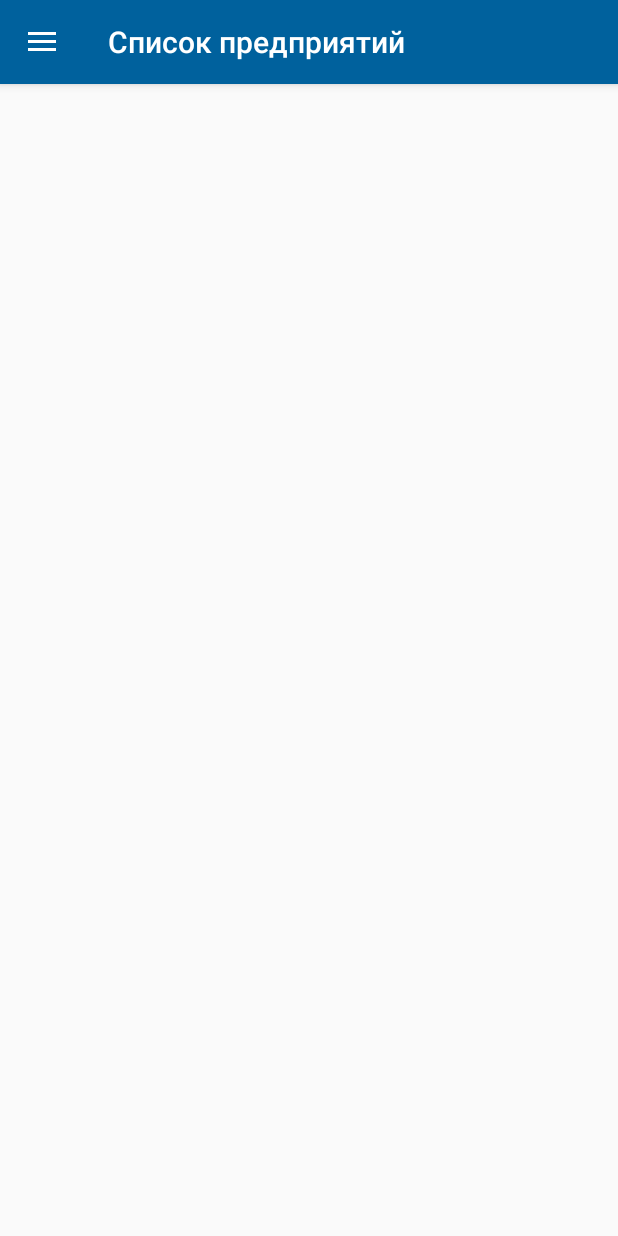
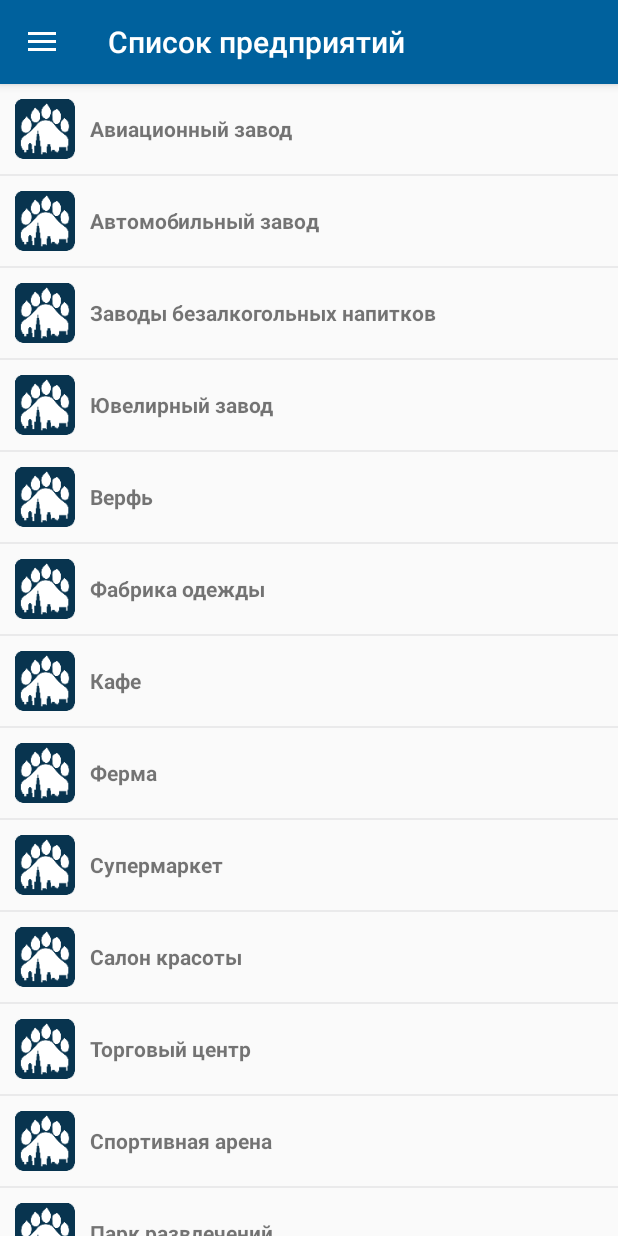
Before and after one commit to RasM24/Archive-Economicus, an Android app: the FactoryActivity screen opened directly, with no data from a screen before it, in the side drawer, after a tap on "Список предприятий", on a phone screen of 412 x 824 dp. Run offline under Robolectric (Android 15) with nearby library versions, the phone set to English and light mode, and no system bars; libraries missing offline, so code that uses them is left out: ru.endroad.arena; pictures from the network do not load; 2 statements that could not run were skipped.

Commit message:
[datasource] Вынес enterpriseData в DataSource

```diff
--- a/app/src/main/java/endroad/dl/App.kt
+++ b/app/src/main/java/endroad/dl/App.kt
@@ -7,7 +7,6 @@ class App : Application() {
 	override fun onCreate() {
 		super.onCreate()
 		FirebaseDatabase.getInstance().setPersistenceEnabled(true)
-		loadEnterpriseArrayFromAssets()
 		loadLinkArrayFromAssets()
 	}
 }
--- a/app/src/main/java/endroad/dl/Data.kt
+++ b/app/src/main/java/endroad/dl/Data.kt
@@ -7,19 +7,8 @@ import endroad.dl.models.Link
 import org.json.JSONArray
 import java.util.*
 
-val databaseReference = FirebaseDatabase.getInstance().reference ?: throw NullPointerException()
-val factoryList = ArrayList<Enterprise>()
+val databaseReference = FirebaseDatabase.getInstance().reference
 val linkList = ArrayList<Link>()
-
-fun Context.loadEnterpriseArrayFromAssets() {
-	runCatching {
-		val jsonArray = JSONArray(getStringFromAssetFile("factory"))
-		factoryList.clear()
-		for (i in 0 until jsonArray.length()) {
-			factoryList.add(Enterprise.fromJSON(jsonArray.getJSONObject(i)))
-		}
-	}
-}
 
 fun Context.loadLinkArrayFromAssets() {
 	runCatching {
--- a/app/src/main/java/endroad/dl/FactoryActivity.kt
+++ b/app/src/main/java/endroad/dl/FactoryActivity.kt
@@ -11,6 +11,7 @@ import android.widget.TextView
 import androidx.recyclerview.widget.DividerItemDecoration
 import androidx.recyclerview.widget.LinearLayoutManager
 import androidx.recyclerview.widget.RecyclerView
+import endroad.dl.data.EnterpriseDataSource
 import endroad.dl.models.Enterprise
 import kotlinx.android.synthetic.main.activity_list.*
 import ru.endroad.arena.data.load
@@ -22,6 +23,8 @@ class FactoryActivity : ActivityExtendNavigation() {
 
 	override val idChecked = R.id.nav_factory
 
+	private val enterpriseDataSource = EnterpriseDataSource()
+
 	override fun onCreate(savedInstanceState: Bundle?) {
 		super.onCreate(savedInstanceState)
 		setContentView(R.layout.activity_list)
@@ -30,7 +33,7 @@ class FactoryActivity : ActivityExtendNavigation() {
 		val linearLayoutManager = LinearLayoutManager(this)
 		recycleList.addItemDecoration(DividerItemDecoration(baseContext, linearLayoutManager.orientation))
 		recycleList.layoutManager = linearLayoutManager
-		recycleList.adapter = FactoryAdapter(factoryList, this)
+		recycleList.adapter = FactoryAdapter(enterpriseDataSource.getList(), this)
 	}
 
 	override fun onClick(view: View) {}
--- a/app/src/main/java/endroad/dl/FactoryInfoActivity.kt
+++ b/app/src/main/java/endroad/dl/FactoryInfoActivity.kt
@@ -3,6 +3,7 @@ package endroad.dl
 import android.app.Activity
 import android.os.Bundle
 import android.text.Html
+import endroad.dl.data.EnterpriseDataSource
 import kotlinx.android.synthetic.main.dialog_factory_info.*
 import ru.endroad.arena.data.load
 
@@ -11,11 +12,14 @@ import ru.endroad.arena.data.load
  */
 class FactoryInfoActivity : Activity() {
 
+	private val enterpriseDataSource = EnterpriseDataSource()
+
 	override fun onCreate(savedInstanceState: Bundle?) {
 		super.onCreate(savedInstanceState)
 		setContentView(R.layout.dialog_factory_info)
 
-		val factory = factoryList[intent.getIntExtra("factoryId", -1)]
+		//TODO нет обработки ошибки NoSuchElementException
+		val factory = enterpriseDataSource.getByPosition(intent.getIntExtra("factoryId", -1))
 
 		text_name.text = factory.name
 		text_information.text = Html.fromHtml(factory.information)
--- a/app/src/main/java/endroad/dl/RatingActivity.kt
+++ b/app/src/main/java/endroad/dl/RatingActivity.kt
@@ -38,10 +38,5 @@ class RatingActivity : ActivityExtendNavigation() {
 		recycleList.adapter = firebaseAdapter
 	}
 
-	override fun onPostResume() {
-		super.onPostResume()
-		loadEnterpriseArrayFromAssets()
-	}
-
 	override fun onClick(view: View) {}
 }
--- /dev/null
+++ b/app/src/main/java/endroad/dl/data/EnterpriseDataSource.kt
@@ -0,0 +1,119 @@
+package endroad.dl.data
+
+import endroad.dl.models.Enterprise
+
+class EnterpriseDataSource {
+
+	private val hardcoreDate = listOf(
+		Enterprise("Авиационный завод",
+				   "\tПроизводство военных и гражданских самолетов. Самолётостроение является одной из наиболее прибыльных и в тоже время дорогих отраслей. Не многие страны мира могут себе позволить разместить данное производство.<br>\n" +
+					   "\t\t<br><b>Количество деталей:</b> 5\n" +
+					   "\t\t<br><b>Приносимая прибыль:</b> 1500\n" +
+					   "\t\t<br><b>Местоположение:</b> Orange District\n" +
+					   "\t\t",
+				   "file:///android_asset/factory_icon/avia.png"),
+		Enterprise("Автомобильный завод", "\tПроизводство легковых автомобилей.\n" +
+			"\t\tАвтомобилестроение одна из самых затратных областей, но она так же способна принести огромную прибыль.<br>\n" +
+			"\t\t<br><b> Количество деталей:</b> 5\n" +
+			"\t\t<br><b> Приносимая прибыль:</b> 1500\n" +
+			"\t\t<br><b> Местоположение : </b> Yellow District\n" +
+			"\t\t", "file:///android_asset/factory_icon/auto.png"),
+		Enterprise("Заводы безалкогольных напитков", "\tПроизводство минеральной и сладкой воды.\n" +
+			"\t\tзавод может стать ведущим в своей отрасли современным и динамичным производством, а ассортимент производимой продукции очень широк.<br>\n" +
+			"\t\t<br><b> Количество деталей:</b> 4\n" +
+			"\t\t<br><b> Приносимая прибыль:</b> 1200\n" +
+			"\t\t<br><b> Местоположение : </b> Green District\n" +
+			"\t\t", "file:///android_asset/factory_icon/liquor.png"),
+		Enterprise("Ювелирный завод", "\tИзготовление ювелирных изделий из золота и серебра.\n" +
+			"\t\tУкрашения на любой случай жизни для женщин и мужчин - это драгоценные изделия различного дизайна на все случаи жизни.Ювелирные изделия Вашего производства всегда будут радовать ваших потребителей, и спрос на ювелирные издели во все времена будет высок.<br>\n" +
+			"\t\t<br><b> Количество деталей:</b> 5\n" +
+			"\t\t<br><b> Приносимая прибыль:</b> 1500\n" +
+			"\t\t<br><b> Местоположение : </b> Red District\n" +
+			"\t\t", "file:///android_asset/factory_icon/jeweler.png"),
+		Enterprise("Верфь", "\tПроизводство грузовых и пассажирских кораблей.\n" +
+			"\t\tПредприятие для постройки и / или ремонта судов и кораблей . Как правило, располагается на берегу океана, моря, реки, озера. Верфь очень выгодное предприятие, не многие государства могут открыть подобное производство по разным причинам, будь то отсутствие подходящего водоема, или нехватка средств. Если вы займетесь постройкой кораблей в своем государстве, то и другие страны начнут делать у вас заказы, что сулит большую прибыль.<br>\n" +
+			"\t\t<br><b> Количество деталей:</b> 5\n" +
+			"\t\t<br><b> Приносимая прибыль:</b> 1500\n" +
+			"\t\t<br><b> Местоположение : </b> Green District\n" +
+			"\t\t", "file:///android_asset/factory_icon/dockyard.png"),
+		Enterprise("Фабрика одежды", "\tПошив модной одежды для населения.\n" +
+			"\t\tЯвляется особо ценным объектом, оснащена современным оборудованием и обладает высокой производительностью. Фабрика способна приносить вам отличную прибыль, ведь модная одежда во все времена пользуется спросом!<br>\n" +
+			"\t\t<br><b> Количество деталей:</b> 4\n" +
+			"\t\t<br><b> Приносимая прибыль:</b> 1200\n" +
+			"\t\t<br><b> Местоположение : </b> Yellow District\n" +
+			"\t\t", "file:///android_asset/factory_icon/clothes.png"),
+		Enterprise("Кафе",
+				   "\tЗначимое мероприятие, праздники или просто обеды, горожане привыкли посещать кафе, чтобы не утруждать себя приготовлением пищи. И именно ваше кафе может стать островком уединения от тяжелого рабочего дня.  Посещение кафе стало хорошей традицией в нашем государстве, столики в кафе пустовать не будут!<br>\n" +
+					   "\t\t<br><b> Количество деталей:</b> 2\n" +
+					   "\t\t<br><b> Приносимая прибыль:</b> 600\n" +
+					   "\t\t<br><b> Местоположение : </b> Green District\n" +
+					   "\t\t",
+				   "file:///android_asset/factory_icon/cafe.png"),
+		Enterprise("Ферма", "\tВыращивание плодово-ягодных культур.\n" +
+			"\t\tФерма удачно расположена на берегу реки, чтоб Вы тратили меньше времени на полив урожая.\n" +
+			"\t\tФерма может поставлять свои товары в кафе и магазины расположенные на острове, в свою очередь вы получаете кругленькую сумму!<br>\n" +
+			"\t\t<br><b> Количество деталей:</b> 3\n" +
+			"\t\t<br><b> Приносимая прибыль:</b> 900\n" +
+			"\t\t<br><b> Местоположение : </b> Yellow District\n" +
+			"\t\t", "file:///android_asset/factory_icon/farm.png"),
+		Enterprise("Супермаркет",
+				   "\tОбеспечение населения всеми необходимыми товарами для жизни. Одна из прибыльных компаний, ведь в супермаркете есть все!<br>\n" +
+					   "\t\t<br><b> Количество деталей:</b> 4\n" +
+					   "\t\t<br><b> Приносимая прибыль:</b> 1200\n" +
+					   "\t\t<br><b> Местоположение : </b> Yellow District\n" +
+					   "\t\t",
+				   "file:///android_asset/factory_icon/shop.png"),
+		Enterprise("Салон красоты",
+				   "\tВсе жители государства хотят быть красивыми, здоровыми и отдохнувшими, и именно ваш салон может сделать горожан счастливыми и ухоженными. Испокон веков считалось, что «красота спасет мир», поэтому проблем с привлечением клиентов не будет. Красота спасет мир!<br>\n" +
+					   "\t\t<br><b> Количество деталей:</b> 2\n" +
+					   "\t\t<br><b> Приносимая прибыль:</b> 600\n" +
+					   "\t\t<br><b> Местоположение : </b> Yellow District\n" +
+					   "\t\t",
+				   "file:///android_asset/factory_icon/beaty_shop.png"),
+		Enterprise("Торговый центр", "\tВ торговом центре сосредоточении все виды товаров и услуг, даже ваши конкуренты могут стать партнерами! \n" +
+			"\t\tИспользуя площади Вашего торгового центра, Вы привлечете новые фирмы, которые в свою очередь приведут к вам новых покупателей. И незаметно для себя, ваша прибыль будет увеличиваться в разы.<br>\n" +
+			"\t\t<br><b> Количество деталей:</b> 4\n" +
+			"\t\t<br><b> Приносимая прибыль:</b> 1200\n" +
+			"\t\t<br><b> Местоположение : </b> Red District\n" +
+			"\t\t", "file:///android_asset/factory_icon/mail.png"),
+		Enterprise("Спортивная арена",
+				   "\\tСпортивная Арена – это универсальное место для проведения любых спортивных и развлекательных мероприятий будь, то футбол или концерт известного исполнителя.\\n\" +\n" +
+					   "\t\t\t\t\t   \"\\t\\tТакое разнообразие мероприятий безусловно привлечет внимание большого количества посетителей, что несомненно принесет хорошую прибыль.<br>\\n\" +\n" +
+					   "\t\t\t\t\t   \"\\t\\t<br><b> Количество деталей:</b> 3\\n\" +\n" +
+					   "\t\t\t\t\t   \"\\t\\t<br><b> Приносимая прибыль:</b> 900\\n\" +\n" +
+					   "\t\t\t\t\t   \"\\t\\t<br><b> Местоположение : </b> Orange District\\n\" +\n" +
+					   "\t\t\t\t\t   \"\\t\\t",
+				   "file:///android_asset/factory_icon/sport.png"),
+		Enterprise("Парк развлечений",
+				   "\tНасыщенность современными аттракционами позволит привлечь горожан, как детей так и взрослых в ваш парк на культурный отдых. Парки хорошего настроения всегда и во все времена очень востребованы и затраты быстро окупаются.<br>\n" +
+					   "\t\t<br><b> Количество деталей:</b> 3\n" +
+					   "\t\t<br><b> Приносимая прибыль:</b> 900\n" +
+					   "\t\t<br><b> Местоположение : </b> Red District\n" +
+					   "\t\t",
+				   "file:///android_asset/factory_icon/park.png"),
+		Enterprise("Школа танцев",
+				   "\tШколу Танцев горожане посещают не только ради хобби и поддержания здоровья, а для развития творческих способностей. Умение танцевать ценилось во все времена. И сегодня школы танцев востребованы и приносят хороший доход.<br>\n" +
+					   "\t\t<br><b> Количество деталей:</b> 2\n" +
+					   "\t\t<br><b> Приносимая прибыль:</b> 600\n" +
+					   "\t\t<br><b> Местоположение : </b> Red District\n" +
+					   "\t\t",
+				   "file:///android_asset/factory_icon/dance.png"),
+		Enterprise("Аквапарк",
+				   "\tНе каждый город может позволить открыть на своей территории Аквапарк. Аквапарк этро роскошь, и поэтому каждый день у ваших дверей будет стоять очередь из посетителей. <br>\n" +
+					   "\t\t<br><b> Количество деталей:</b> 3\n" +
+					   "\t\t<br><b> Приносимая прибыль:</b> 900\n" +
+					   "\t\t<br><b> Местоположение : </b> Green District\n" +
+					   "\t\t",
+				   "file:///android_asset/factory_icon/aqua.png"),
+		Enterprise("Мельница",
+				   "\tВетряная мельница оснащает свой Дистрикт электроэнергией. Приносит небольшой доход, но при этом такой бизнес очень легок в сборе и прост в управлении. <br>\n" +
+					   "\t\t<br><b> Количество деталей:</b> 2\n" +
+					   "\t\t<br><b> Приносимая прибыль:</b> 600\n" +
+					   "\t\t<br><b> Местоположение : </b> Orange District\n" +
+					   "\t\t",
+				   "file:///android_asset/factory_icon/mill.png"))
+
+	fun getList() = hardcoreDate
+
+	fun getByPosition(position: Int) = hardcoreDate[position]
+}
--- a/app/src/main/java/endroad/dl/models/Enterprise.kt
+++ b/app/src/main/java/endroad/dl/models/Enterprise.kt
@@ -1,20 +1,3 @@
 package endroad.dl.models
 
-import org.json.JSONObject
-
-data class Enterprise(val name: String, val information: String, val imagePath: String) {
-
-	companion object {
-		private const val NAME = "name"
-		private const val INFORMATION = "information"
-		private const val IMAGE_PATH = "imagePath"
-
-		fun fromJSON(json: JSONObject): Enterprise {
-			val name = json.optString(NAME, "")
-			val information = json.optString(INFORMATION, "")
-			val imagePath = json.optString(IMAGE_PATH, "")
-
-			return Enterprise(name, information, imagePath)
-		}
-	}
-}
+data class Enterprise(val name: String, val information: String, val imagePath: String)
```
Also changed, not shown: 1 other file.
